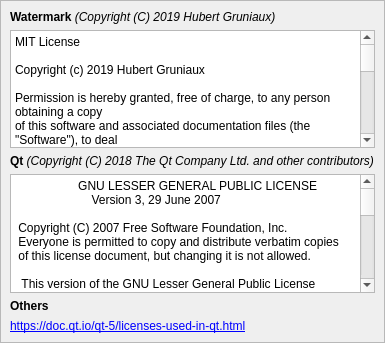
Old version of the form ui/licensedialog.ui in the repository hgruniaux/Watermark.
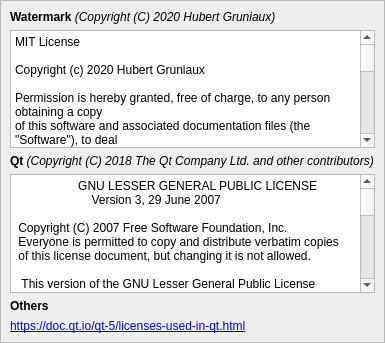
New version of the form. Icons and pictures are not drawn.

Commit message: Update copyright year

Patch:
```diff
--- a/ui/licensedialog.ui
+++ b/ui/licensedialog.ui
@@ -50,7 +50,7 @@
          <item>
           <widget class="QLabel" name="label">
            <property name="text">
-            <string notr="true">&lt;html&gt;&lt;head/&gt;&lt;body&gt;&lt;p&gt;&lt;span style=&quot; font-weight:600;&quot;&gt;Watermark &lt;/span&gt;&lt;span style=&quot; font-style:italic;&quot;&gt;(Copyright (C) 2019 Hubert Gruniaux)&lt;/span&gt;&lt;/p&gt;&lt;/body&gt;&lt;/html&gt;</string>
+            <string notr="true">&lt;html&gt;&lt;head/&gt;&lt;body&gt;&lt;p&gt;&lt;span style=&quot; font-weight:600;&quot;&gt;Watermark &lt;/span&gt;&lt;span style=&quot; font-style:italic;&quot;&gt;(Copyright (C) 2020 Hubert Gruniaux)&lt;/span&gt;&lt;/p&gt;&lt;/body&gt;&lt;/html&gt;</string>
            </property>
           </widget>
          </item>
@@ -62,7 +62,7 @@
            <property name="plainText">
             <string notr="true">MIT License
 
-Copyright (c) 2019 Hubert Gruniaux
+Copyright (c) 2020 Hubert Gruniaux
 
 Permission is hereby granted, free of charge, to any person obtaining a copy
 of this software and associated documentation files (the &quot;Software&quot;), to deal
```
The commit also changes 24 other files.
